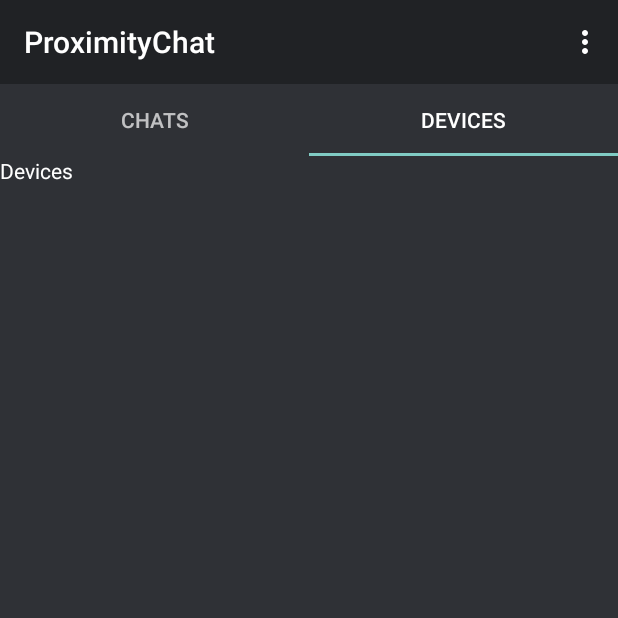
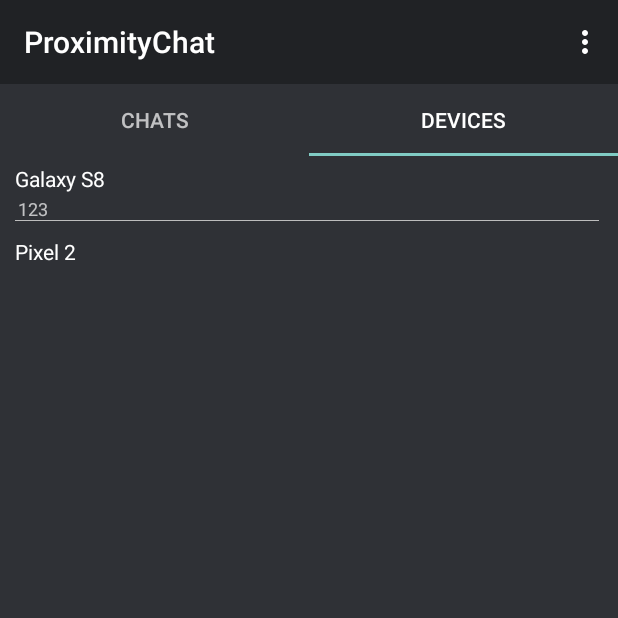
Before and after one commit to rstadler6/ProximityChat, an Android app: the screen it shows after launch (MainActivity), tab 2 chosen, on a phone screen of 412 x 824 dp, the top half of it. Run offline under Robolectric (Android 15) with nearby library versions, the phone set to English and light mode, and no system bars.

Commit message:
Devices Layout

```diff
--- a/app/src/main/java/ch/cmi/proximitychat/activity/ChatsFragment.kt
+++ b/app/src/main/java/ch/cmi/proximitychat/activity/ChatsFragment.kt
@@ -11,29 +11,12 @@ import ch.cmi.proximitychat.model.Chat
 import ch.cmi.proximitychat.model.Message
 import ch.cmi.proximitychat.model.User
 import java.time.LocalDate
-import java.util.*
 import kotlin.collections.ArrayList
 
-
-// TODO: Rename parameter arguments, choose names that match
-// the fragment initialization parameters, e.g. ARG_ITEM_NUMBER
-private const val ARG_PARAM1 = "param1"
-private const val ARG_PARAM2 = "param2"
-
-/**
- * A simple [Fragment] subclass.
- * Use the [ChatsFragment.newInstance] factory method to
- * create an instance of this fragment.
- */
 class ChatsFragment : Fragment() {
     // placeholder data
     val chats = ArrayList<Chat>()
     val user = User("123", "User1")
-
-
-    override fun onCreate(savedInstanceState: Bundle?) {
-        super.onCreate(savedInstanceState)
-    }
 
     override fun onCreateView(
             inflater: LayoutInflater, container: ViewGroup?,
--- a/app/src/main/java/ch/cmi/proximitychat/activity/DeviceAdapter.kt
+++ b/app/src/main/java/ch/cmi/proximitychat/activity/DeviceAdapter.kt
@@ -10,7 +10,7 @@ import ch.cmi.proximitychat.model.Device
 import java.time.format.DateTimeFormatter
 
 
-class DeviceAdapter(private val dataSet: Array<Device>) :
+class DeviceAdapter(private val dataSet: ArrayList<Device>) :
         RecyclerView.Adapter<DeviceAdapter.ViewHolder>() {
 
     /**
@@ -19,7 +19,7 @@ class DeviceAdapter(private val dataSet: Array<Device>) :
      */
     class ViewHolder(view: View) : RecyclerView.ViewHolder(view) {
         val deviceName: TextView = view.findViewById(R.id.deviceName)
-        val macAddress: TextView = view.findViewById(R.id.lastMessage)
+        val macAddress: TextView = view.findViewById(R.id.macAddress)
 
         init {
             // Define click listener for the ViewHolder's View.
@@ -30,7 +30,7 @@ class DeviceAdapter(private val dataSet: Array<Device>) :
     override fun onCreateViewHolder(viewGroup: ViewGroup, viewType: Int): ViewHolder {
         // Create a new view, which defines the UI of the list item
         val view = LayoutInflater.from(viewGroup.context)
-                .inflate(R.layout.chat_row_item, viewGroup, false)
+                .inflate(R.layout.device_row_item, viewGroup, false)
 
         return ViewHolder(view)
     }
--- a/app/src/main/java/ch/cmi/proximitychat/activity/DevicesFragment.kt
+++ b/app/src/main/java/ch/cmi/proximitychat/activity/DevicesFragment.kt
@@ -5,56 +5,33 @@ import androidx.fragment.app.Fragment
 import android.view.LayoutInflater
 import android.view.View
 import android.view.ViewGroup
+import androidx.recyclerview.widget.RecyclerView
 import ch.cmi.proximitychat.R
+import ch.cmi.proximitychat.model.Chat
+import ch.cmi.proximitychat.model.Device
+import ch.cmi.proximitychat.model.Message
+import ch.cmi.proximitychat.model.User
+import java.time.LocalDate
 
-// TODO: Rename parameter arguments, choose names that match
-// the fragment initialization parameters, e.g. ARG_ITEM_NUMBER
-private const val ARG_PARAM1 = "param1"
-private const val ARG_PARAM2 = "param2"
-
-/**
- * A simple [Fragment] subclass.
- * Use the [DevicesFragment.newInstance] factory method to
- * create an instance of this fragment.
- */
 class DevicesFragment : Fragment() {
-    // TODO: Rename and change types of parameters
-    private var param1: String? = null
-    private var param2: String? = null
-
-    override fun onCreate(savedInstanceState: Bundle?) {
-        super.onCreate(savedInstanceState)
-        arguments?.let {
-            param1 = it.getString(ARG_PARAM1)
-            param2 = it.getString(ARG_PARAM2)
-        }
-    }
+    // placeholder data
+    val devices = ArrayList<Device>()
 
     override fun onCreateView(
-        inflater: LayoutInflater, container: ViewGroup?,
-        savedInstanceState: Bundle?
+            inflater: LayoutInflater, container: ViewGroup?,
+            savedInstanceState: Bundle?
     ): View? {
         // Inflate the layout for this fragment
-        return inflater.inflate(R.layout.fragment_devices, container, false)
-    }
+        val view = inflater.inflate(R.layout.fragment_devices, container, false)
 
-    companion object {
-        /**
-         * Use this factory method to create a new instance of
-         * this fragment using the provided parameters.
-         *
-         * @param param1 Parameter 1.
-         * @param param2 Parameter 2.
-         * @return A new instance of fragment DevicesFragment.
-         */
-        // TODO: Rename and change types and number of parameters
-        @JvmStatic
-        fun newInstance(param1: String, param2: String) =
-            DevicesFragment().apply {
-                arguments = Bundle().apply {
-                    putString(ARG_PARAM1, param1)
-                    putString(ARG_PARAM2, param2)
-                }
-            }
+        // placeholder data
+        val device1 = Device("Galaxy S8", "123")
+        val device2 = Device("Pixel 2", "123")
+
+        devices.add(device1)
+        devices.add(device2)
+        view.findViewById<RecyclerView>(R.id.devicesRecycler).adapter = DeviceAdapter(devices)
+
+        return view
     }
 }
--- a/app/src/main/res/layout/device_row_item.xml
+++ b/app/src/main/res/layout/device_row_item.xml
@@ -2,37 +2,39 @@
 <FrameLayout xmlns:android="http://schemas.android.com/apk/res/android"
     xmlns:app="http://schemas.android.com/apk/res-auto"
     xmlns:tools="http://schemas.android.com/tools"
-    android:layout_marginHorizontal="5dp"
+    android:layout_marginHorizontal="10dp"
     android:layout_marginVertical="5dp"
     android:layout_width="match_parent"
-    android:layout_height="match_parent">
+    android:layout_height="wrap_content">
 
     <LinearLayout
         android:layout_width="match_parent"
-        android:layout_height="52dp"
+        android:layout_height="wrap_content"
         android:orientation="vertical">
 
         <TextView
             android:id="@+id/deviceName"
             android:layout_width="match_parent"
             android:layout_height="wrap_content"
+            android:layout_marginBottom="2dp"
             android:textColor="@color/white"
             android:text="Galaxy S8" />
 
         <TextView
             android:id="@+id/macAddress"
             android:layout_width="match_parent"
-            android:layout_height="71dp"
+            android:layout_height="wrap_content"
+            android:layout_marginLeft="2dp"
             android:layout_weight="1"
-            android:textSize="12dp"
+            android:textSize="12sp"
             android:text="01:23:45:67:89:AB" />
     </LinearLayout>
 
     <View
-        android:id="@+id/divider"
         android:layout_width="match_parent"
         android:layout_height="0.5dp"
+        android:layout_marginTop="5dp"
         android:layout_gravity="bottom|end"
-        android:background="@color/white" />
+        android:background="#BDBDBD" />
 
 </FrameLayout>
--- a/app/src/main/res/layout/fragment_devices.xml
+++ b/app/src/main/res/layout/fragment_devices.xml
@@ -1,15 +1,15 @@
 <?xml version="1.0" encoding="utf-8"?>
 <FrameLayout xmlns:android="http://schemas.android.com/apk/res/android"
     xmlns:tools="http://schemas.android.com/tools"
+    xmlns:app="http://schemas.android.com/apk/res-auto"
     android:layout_width="match_parent"
     android:layout_height="match_parent"
     tools:context=".activity.DevicesFragment">
 
-    <!-- TODO: Update blank fragment layout -->
-    <TextView
+    <androidx.recyclerview.widget.RecyclerView
+        android:id="@+id/devicesRecycler"
         android:layout_width="match_parent"
         android:layout_height="match_parent"
-        android:textColor="@color/white"
-        android:text="Devices" />
+        app:layoutManager="LinearLayoutManager" />
 
 </FrameLayout>
```
